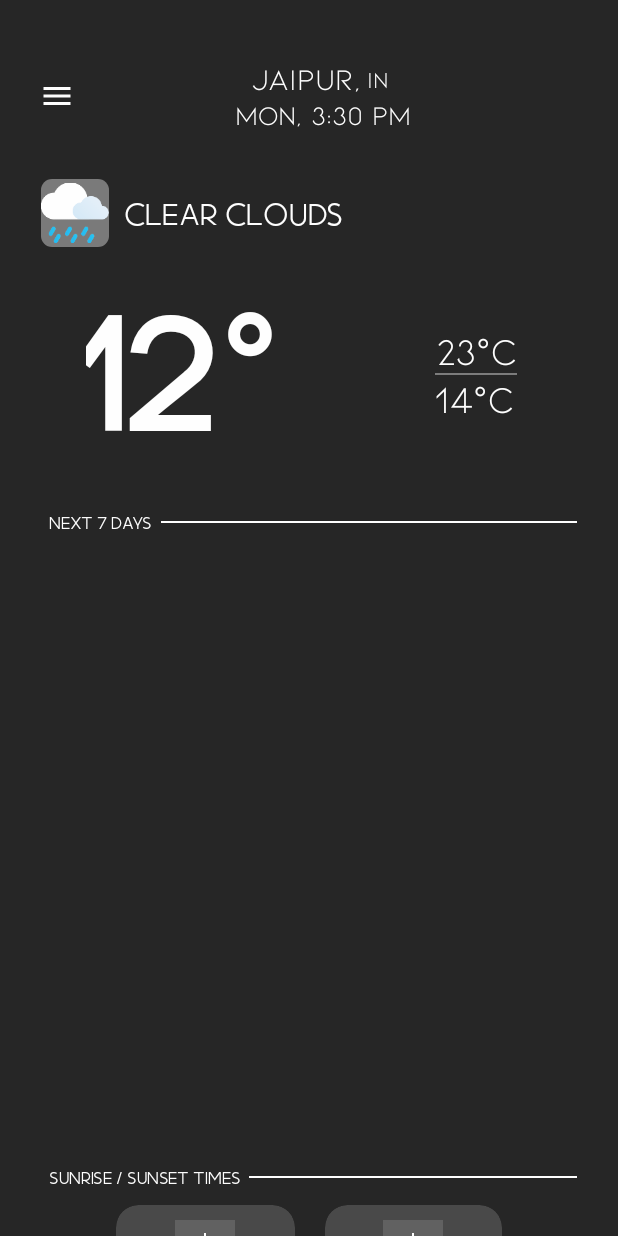
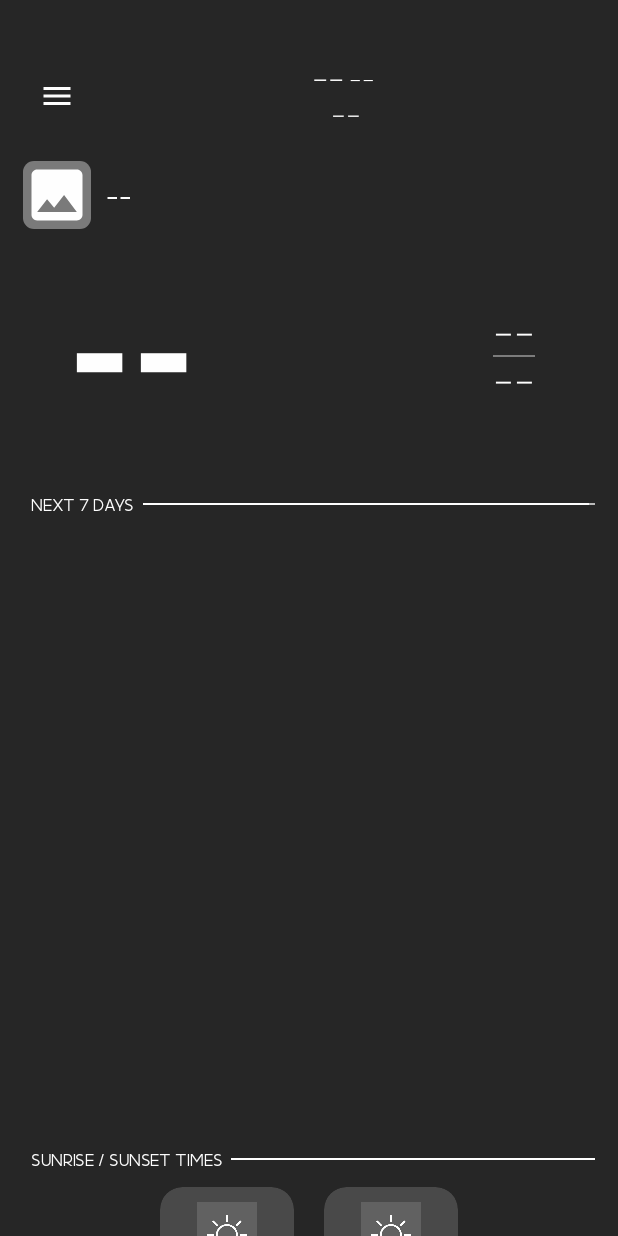
Before and after one commit to uxapbuilds/DawnToDusk, an Android app: the fragment WeatherPageFragment shown on its own in the app's theme, on a phone screen of 412 x 824 dp. Run offline under Robolectric (Android 15) with nearby library versions, the phone set to English and light mode, and no system bars; our stand-ins replace Volley; network calls fail; pictures from the network do not load; 7 statements that could not run were skipped.

Commit message:
Layout Changes

```diff
--- a/app/src/main/res/layout/activity_main.xml
+++ b/app/src/main/res/layout/activity_main.xml
@@ -51,8 +51,8 @@
             android:layout_width="wrap_content"
             android:layout_height="wrap_content"
             android:fontFamily="@font/kionaregular"
+            android:text="Looks Empty\nAdd a New City?"
             android:textAlignment="center"
-            android:text="Looks Empty\nAdd a New City?"
             android:textColor="@color/white"
             android:textSize="28sp" />
 
@@ -77,8 +77,8 @@
         android:layout_marginBottom="90dp"
         android:fontFamily="@font/code"
         android:text="UXAP"
+        android:textColor="@color/white"
         android:textSize="18sp"
-        android:textColor="@color/white"
         app:layout_constraintBottom_toBottomOf="parent"
         app:layout_constraintEnd_toEndOf="parent"
         app:layout_constraintStart_toStartOf="parent" />
--- a/app/src/main/res/layout/fragment_weather_page.xml
+++ b/app/src/main/res/layout/fragment_weather_page.xml
@@ -37,7 +37,8 @@
                 android:layout_height="wrap_content"
                 android:layout_weight=".9"
                 android:orientation="vertical"
-                android:paddingEnd="30dp">
+                android:paddingEnd="30dp"
+                android:paddingStart="30dp">
 
                 <LinearLayout
                     android:layout_width="wrap_content"
@@ -58,7 +59,7 @@
                         android:layout_width="wrap_content"
                         android:layout_height="match_parent"
                         android:fontFamily="@font/kionaregular"
-                        android:text="Jaipur,"
+                        android:text="--"
                         android:textColor="@color/white"
                         android:textSize="20sp" />
 
@@ -69,7 +70,7 @@
                         android:layout_gravity="start"
                         android:fontFamily="@font/kionaregular"
                         android:padding="3dp"
-                        android:text="IN"
+                        android:text="--"
                         android:textColor="@color/white"
                         android:textSize="15sp" />
 
@@ -81,7 +82,7 @@
                     android:layout_height="wrap_content"
                     android:layout_gravity="center_horizontal"
                     android:fontFamily="@font/kionaregular"
-                    android:text="Mon, 3:30 pm"
+                    android:text="--"
                     android:textColor="@color/white"
                     android:textSize="18sp" />
 
@@ -99,8 +100,7 @@
                 android:layout_width="match_parent"
                 android:layout_height="wrap_content"
                 android:layout_marginTop="20dp"
-                android:orientation="vertical"
-                android:padding="12dp">
+                android:orientation="vertical">
 
                 <LinearLayout
                     android:layout_width="wrap_content"
@@ -113,16 +113,16 @@
                         android:layout_width="45dp"
                         android:layout_height="45dp"
                         android:background="@drawable/opaque_background"
-                        android:src="@drawable/rains" />
+                        android:src="@drawable/ic_baseline_image_24" />
 
                     <TextView
                         android:id="@+id/frgWeatherStatusText"
                         android:layout_width="wrap_content"
                         android:layout_height="wrap_content"
                         android:layout_gravity="center_vertical"
-                        android:layout_marginLeft="10dp"
+                        android:layout_marginStart="10dp"
                         android:fontFamily="@font/momcakethin"
-                        android:text="Clear Clouds"
+                        android:text="--"
                         android:textColor="@color/white"
                         android:textSize="27sp" />
 
@@ -140,16 +140,17 @@
                         android:layout_height="wrap_content"
                         android:fontFamily="@font/code"
                         android:padding="10dp"
-                        android:text="12°"
+                        android:text="--"
                         android:textColor="@color/white"
                         android:textSize="110sp" />
 
                     <LinearLayout
                         android:layout_width="match_parent"
                         android:layout_height="match_parent"
-                        android:gravity="center_horizontal|center_vertical|right"
+                        android:gravity="center_horizontal|center_vertical|end"
                         android:orientation="vertical"
-                        android:paddingRight="20dp">
+                        android:paddingRight="20dp"
+                        android:paddingStart="20dp">
 
                         <LinearLayout
                             android:layout_width="wrap_content"
@@ -162,7 +163,7 @@
                                 android:layout_height="wrap_content"
                                 android:fontFamily="@font/kionaregular"
                                 android:gravity="center"
-                                android:text="23°C"
+                                android:text="--"
                                 android:textColor="@color/white"
                                 android:textSize="25sp" />
 
@@ -177,7 +178,7 @@
                                 android:layout_width="wrap_content"
                                 android:layout_height="wrap_content"
                                 android:fontFamily="@font/kionaregular"
-                                android:text="14°C"
+                                android:text="--"
                                 android:textColor="@color/white"
                                 android:textSize="25sp" />
 
@@ -282,12 +283,12 @@
                                     android:id="@+id/frgSunriseTime"
                                     android:layout_width="wrap_content"
                                     android:layout_height="wrap_content"
-                                    android:layout_gravity="center_vertical"
+                                    android:layout_gravity="center_vertical|center_horizontal"
                                     android:layout_marginTop="5dp"
                                     android:fontFamily="@font/kionaregular"
                                     android:gravity="center"
                                     android:padding="5dp"
-                                    android:text="05:45:22 AM"
+                                    android:text="--:--:--"
                                     android:textColor="@color/white"
                                     android:textSize="15sp"
                                     android:textStyle="bold" />
@@ -299,7 +300,7 @@
                             android:layout_width="wrap_content"
                             android:layout_height="wrap_content"
                             android:layout_gravity="center_vertical"
-                            android:layout_marginLeft="20dp"
+                            android:layout_marginStart="20dp"
                             android:backgroundTint="#2CEFEFEF"
                             app:cardCornerRadius="15dp"
                             app:cardElevation="0dp">
@@ -323,12 +324,12 @@
                                     android:id="@+id/frgSunsetTime"
                                     android:layout_width="wrap_content"
                                     android:layout_height="wrap_content"
-                                    android:layout_gravity="center_vertical"
+                                    android:layout_gravity="center_vertical|center_horizontal"
                                     android:layout_marginTop="5dp"
                                     android:fontFamily="@font/kionaregular"
                                     android:gravity="center"
                                     android:padding="5dp"
-                                    android:text="07:45:22 PM"
+                                    android:text="--:--:--"
                                     android:textColor="@color/white"
                                     android:textSize="15sp"
                                     android:textStyle="bold" />
```
Also changed, not shown: app/src/main/res/layout/detail_layout.xml (+6 -6 lines), app/src/main/res/layout/dialog_add_city.xml (+18 -17 lines).
